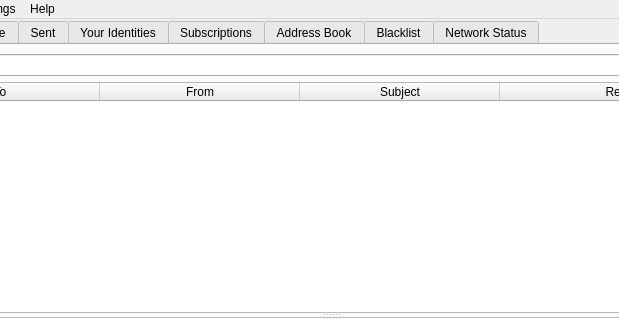
Before: the Qt Designer form src/bitmessageqt/bitmessageui.ui in webdev25/PyBitmessage, drawn with Qt 5; both pictures show x 112 to 731 and y 0 to 320 of the 885 by 580 pixel window.
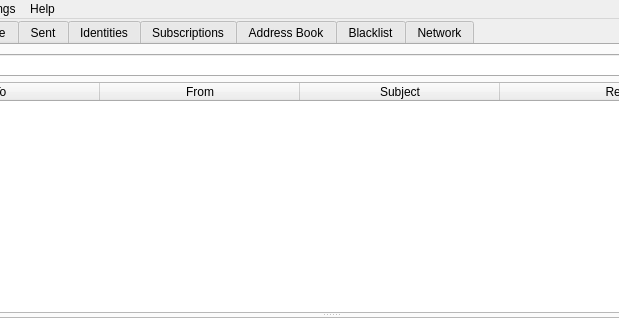
After: the same form once the commit is applied. Icons and pictures are not drawn.

Commit message: Changed labels of the identities and network tabs

The edit to the form file:
```diff
--- a/src/bitmessageqt/bitmessageui.ui
+++ b/src/bitmessageqt/bitmessageui.ui
@@ -561,7 +561,7 @@
          <normaloff>:/newPrefix/images/identities.png</normaloff>:/newPrefix/images/identities.png</iconset>
        </attribute>
        <attribute name="title">
-        <string>Your Identities</string>
+        <string>Identities</string>
        </attribute>
        <layout class="QGridLayout" name="gridLayout_3">
         <item row="0" column="0">
@@ -926,7 +926,7 @@
          <normaloff>:/newPrefix/images/networkstatus.png</normaloff>:/newPrefix/images/networkstatus.png</iconset>
        </attribute>
        <attribute name="title">
-        <string>Network Status</string>
+        <string>Network</string>
        </attribute>
        <widget class="QPushButton" name="pushButtonStatusIcon">
         <property name="geometry">
```
The commit also changes 1 other file.
